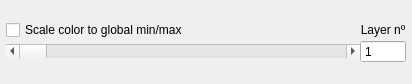
GenericMappingTools/InteractiveGMT, file deps/ui/cube_layer_selector.ui: the form before one commit.
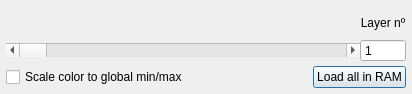
The form after the commit.

Commit message: Cube layers: Load-all-in-RAM for instant layer switching

What changed in the file:
```diff
--- a/deps/ui/cube_layer_selector.ui
+++ b/deps/ui/cube_layer_selector.ui
@@ -7,7 +7,7 @@
     <x>0</x>
     <y>0</y>
     <width>412</width>
-    <height>84</height>
+    <height>94</height>
    </rect>
   </property>
   <property name="windowTitle">
@@ -46,16 +46,6 @@
      <property name="spacing">
       <number>0</number>
      </property>
-     <item row="0" column="0">
-      <widget class="QCheckBox" name="globalScaleCheck">
-       <property name="text">
-        <string>Scale color to global min/max</string>
-       </property>
-       <property name="checked">
-        <bool>false</bool>
-       </property>
-      </widget>
-     </item>
      <item row="0" column="1">
       <widget class="QLabel" name="layerNoLabel">
        <property name="text">
@@ -100,6 +90,43 @@
      </item>
     </layout>
    </item>
+   <item>
+    <layout class="QHBoxLayout" name="buttonRow">
+     <item>
+      <widget class="QCheckBox" name="globalScaleCheck">
+       <property name="text">
+        <string>Scale color to global min/max</string>
+       </property>
+       <property name="checked">
+        <bool>false</bool>
+       </property>
+      </widget>
+     </item>
+     <item>
+      <spacer name="btnSpacer">
+       <property name="orientation">
+        <enum>Qt::Orientation::Horizontal</enum>
+       </property>
+       <property name="sizeHint" stdset="0">
+        <size>
+         <width>40</width>
+         <height>20</height>
+        </size>
+       </property>
+      </spacer>
+     </item>
+     <item>
+      <widget class="QPushButton" name="loadRamBtn">
+       <property name="toolTip">
+        <string>Load the whole cube into memory so layer switching is instant (needs enough free RAM)</string>
+       </property>
+       <property name="text">
+        <string>Load all in RAM</string>
+       </property>
+      </widget>
+     </item>
+    </layout>
+   </item>
   </layout>
  </widget>
  <resources/>
```
The commit also changes 5 other files.
